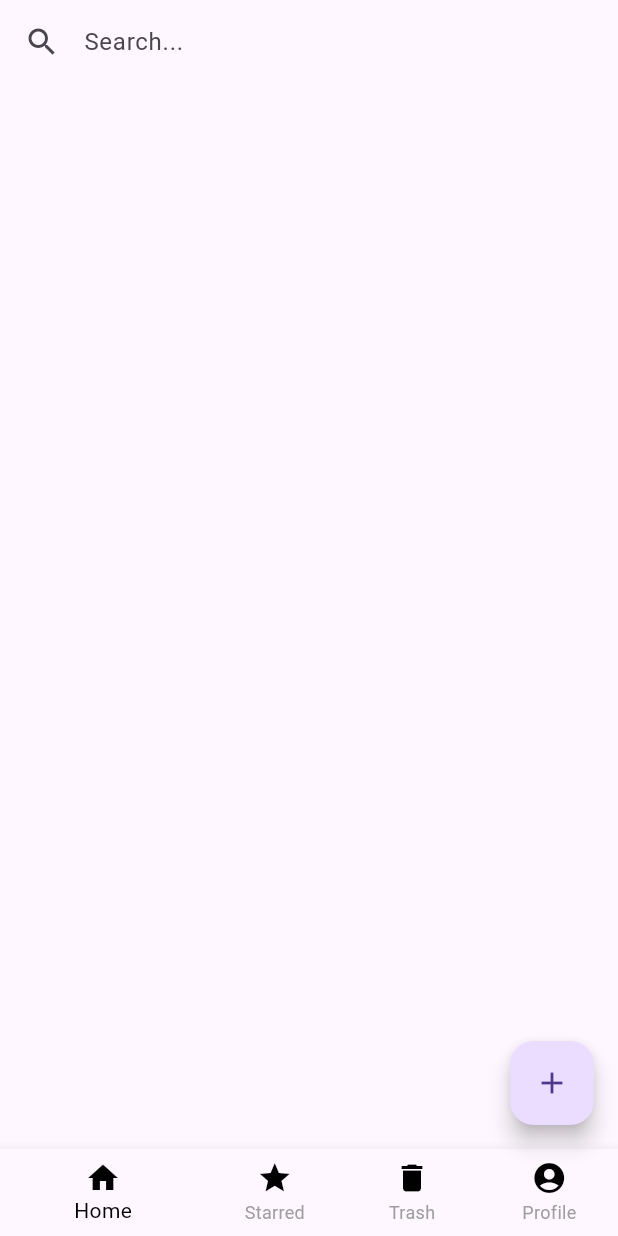
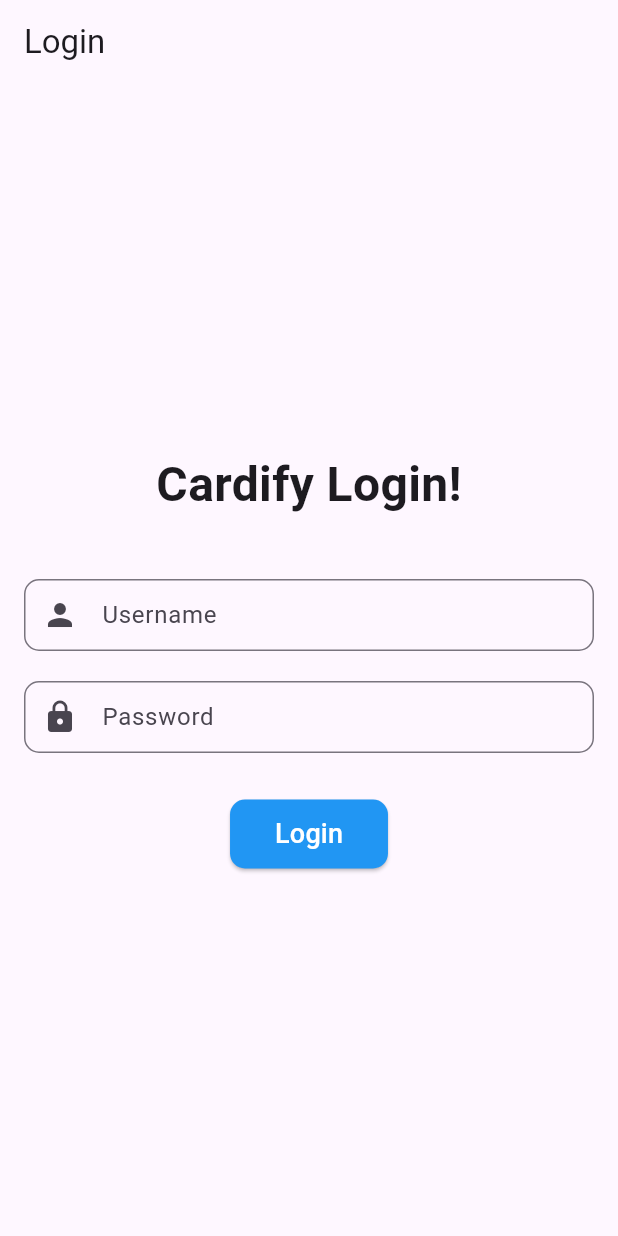
Before and after one commit to n33lp/Cardify, a Flutter app: the screen it shows after launch, on a phone screen of 412 x 824 dp. Run offline on Flutter 3.47's test engine with Material 3 defaults, Android fonts, the phone set to English and light mode, and no system bars; our stand-ins replace flip_card, shared_preferences; missing offline and left inert: dart_quill_delta, flutter_quill.

Commit message:
add login page and remove dead code on main.dart

```diff
--- /dev/null
+++ b/myapp/creds/LLM_CREDS.json
@@ -0,0 +1,3 @@
+{
+    "LLM_URL": "http://127.0.0.1:5000/"
+}
--- /dev/null
+++ b/myapp/creds/USER_CREDS.json
@@ -0,0 +1,4 @@
+{
+    "LOGIN_URL": "http://127.0.0.1:5001/login",
+    "REGISTER_URL": "http://127.0.0.1:5001/register"
+}
--- /dev/null
+++ b/myapp/lib/loginpage.dart
@@ -0,0 +1,142 @@
+import 'package:flutter/material.dart';
+import 'package:http/http.dart' as http;
+import 'dart:convert';
+import 'folder.dart';
+import 'folder_contents.dart';
+import 'package:flutter/services.dart';
+
+class LoginPage extends StatefulWidget {
+  @override
+  _LoginPageState createState() => _LoginPageState();
+}
+
+class _LoginPageState extends State<LoginPage> {
+  final TextEditingController _usernameController = TextEditingController();
+  final TextEditingController _passwordController = TextEditingController();
+  late Map<String, dynamic> apiData; //apiData['LOGIN_URL']
+
+  @override
+  void initState() {
+    super.initState();
+    loadApiData();
+  }
+
+  Future<void> login() async {
+    var url = apiData['LOGIN_URL'];
+
+    var response = await http.post(
+      Uri.parse(url),
+      headers: {'Content-Type': 'application/json'},
+      body: json.encode({
+        'username': _usernameController.text,
+        'password': _passwordController.text,
+      }),
+    );
+    print(response);
+    if (response.statusCode == 200) {
+      Folder rootFolder = Folder(
+        name: "Root",
+        createDate: DateTime.now(),
+        lastEditedDate: DateTime.now(),
+        documents: [],
+        subfolders: [],
+        isStarred: false,
+      );
+      Folder trashFolder = Folder(
+        name: "Trash",
+        createDate: DateTime.now(),
+        lastEditedDate: DateTime.now(),
+        documents: [],
+        subfolders: [],
+        isStarred: false,
+      );
+
+      Navigator.push(
+          context,
+          MaterialPageRoute(
+              builder: (context) => FolderContents(
+                  folder: rootFolder, trashFolder: trashFolder)));
+    } else {
+      ScaffoldMessenger.of(context).showSnackBar(
+        SnackBar(content: Text('Invalid username or password')),
+      );
+    }
+  }
+
+  Future<Map<String, dynamic>> readJson() async {
+    final String response =
+        await rootBundle.loadString('creds/USER_CREDS.json');
+    final data = await json.decode(response);
+    return data;
+  }
+
+  Future<void> loadApiData() async {
+    apiData = await readJson();
+    print('API Data loaded: $apiData');
+  }
+
+  @override
+  Widget build(BuildContext context) {
+    return Scaffold(
+      appBar: AppBar(title: Text('Login')),
+      body: Padding(
+        padding: const EdgeInsets.all(16.0),
+        child: Column(
+          mainAxisAlignment: MainAxisAlignment.center,
+          children: <Widget>[
+            Text(
+              'Cardify Login!',
+              style: TextStyle(
+                fontSize: 32,
+                fontWeight: FontWeight.bold,
+              ),
+            ),
+            SizedBox(height: 40),
+            TextField(
+              controller: _usernameController,
+              decoration: InputDecoration(
+                labelText: 'Username',
+                prefixIcon: Icon(Icons.person),
+                border: OutlineInputBorder(
+                  borderRadius: BorderRadius.circular(10.0),
+                ),
+                contentPadding:
+                    EdgeInsets.symmetric(vertical: 10.0, horizontal: 20.0),
+              ),
+            ),
+            SizedBox(height: 20),
+            TextField(
+              controller: _passwordController,
+              decoration: InputDecoration(
+                labelText: 'Password',
+                prefixIcon: Icon(Icons.lock),
+                border: OutlineInputBorder(
+                  borderRadius: BorderRadius.circular(10.0),
+                ),
+                contentPadding:
+                    EdgeInsets.symmetric(vertical: 10.0, horizontal: 20.0),
+              ),
+              obscureText: true,
+            ),
+            SizedBox(height: 30),
+            ElevatedButton(
+              onPressed: login,
+              child: Text(
+                'Login',
+                style: TextStyle(fontSize: 18),
+              ),
+              style: ElevatedButton.styleFrom(
+                backgroundColor: Colors.blue,
+                foregroundColor: Colors.white,
+                padding: EdgeInsets.symmetric(horizontal: 30, vertical: 10),
+                shape: RoundedRectangleBorder(
+                  borderRadius: BorderRadius.circular(10.0),
+                ),
+              ),
+            ),
+          ],
+        ),
+      ),
+    );
+  }
+}
--- a/myapp/lib/main.dart
+++ b/myapp/lib/main.dart
@@ -1,7 +1,8 @@
 import 'package:flutter/material.dart';
 import 'folder.dart'; // Import the Folder class you defined earlier
 import 'document.dart'; // Import the Document class you defined earlier
-import 'folder_contents.dart'; // Import the FolderContents widget you defined earlier
+import 'folder_contents.dart';
+import 'loginpage.dart'; // Import the FolderContents widget you defined earlier
 
 void main() {
   runApp(MyApp());
@@ -10,27 +11,9 @@
 class MyApp extends StatelessWidget {
   @override
   Widget build(BuildContext context) {
-    Folder rootFolder = Folder(
-      name: "Root",
-      createDate: DateTime.now(),
-      lastEditedDate: DateTime.now(),
-      documents: [],
-      subfolders: [],
-      isStarred: false,
-    );
-    Folder trashFolder = Folder(
-      name: "Trash",
-      createDate: DateTime.now(),
-      lastEditedDate: DateTime.now(),
-      documents: [],
-      subfolders: [],
-      isStarred: false,
-    );
     return MaterialApp(
       title: 'Document Manager',
-      home: FolderContents(
-          folder: rootFolder,
-          trashFolder: trashFolder), // Start with the root folder
+      home: LoginPage(), // Start with the Login Page
     );
   }
 }
```
